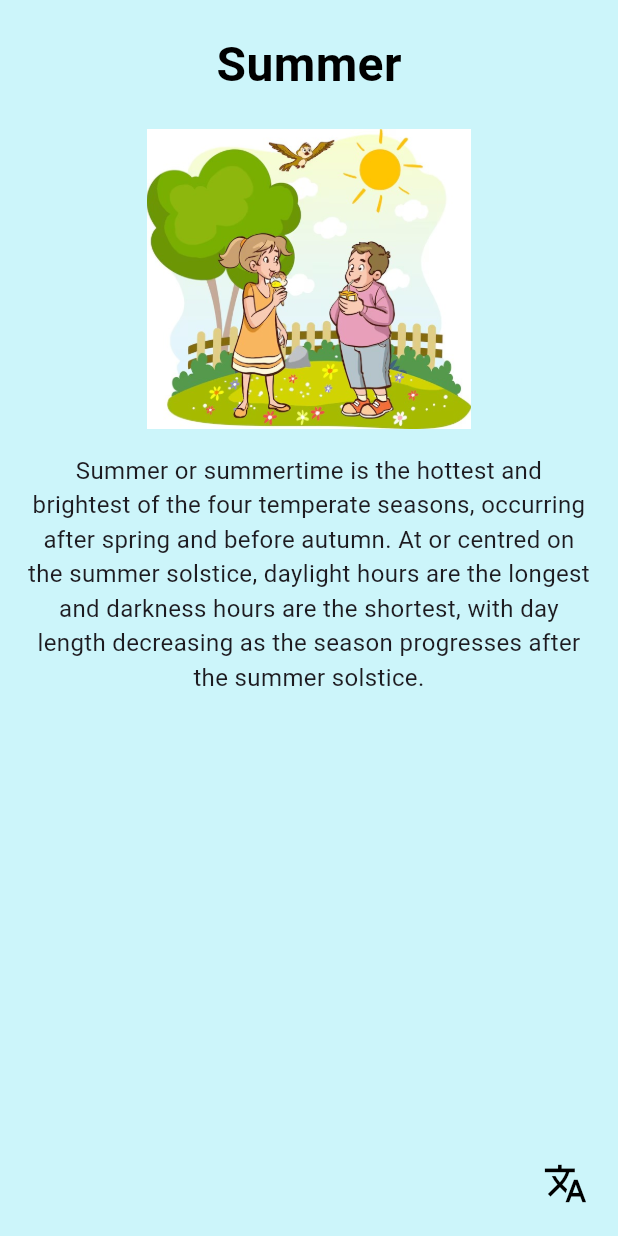
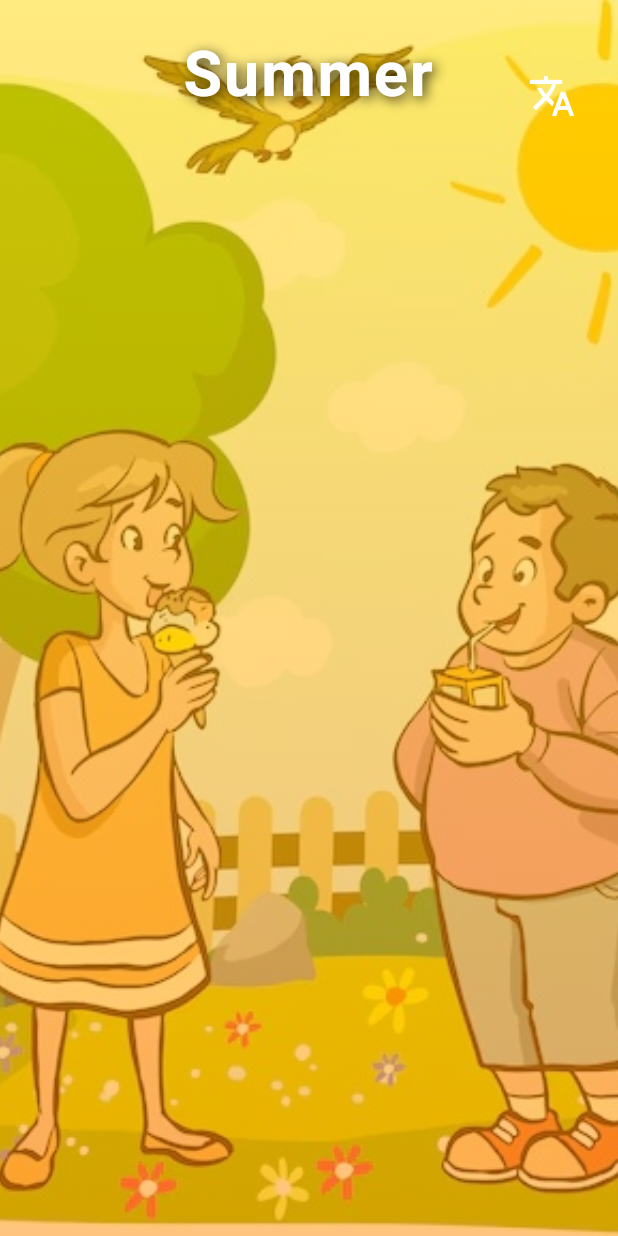
Before and after one commit to Archana-Vellanki/Weather-Patterns, a Flutter app: the screen it shows after launch, after a tap on "Types of Weather", on a phone screen of 412 x 824 dp. Run offline on Flutter 3.47's test engine with Material 3 defaults, Android fonts, the phone set to English and light mode, and no system bars; missing offline and left inert: translator; Roboto replaces fonts that are missing (Georgia).

Commit message:
season descriptions

```diff
--- a/weather_app/lib/season.dart
+++ b/weather_app/lib/season.dart
@@ -1,29 +1,123 @@
 import 'package:flutter/material.dart';
-import 'season_page.dart'; // Your reusable widget
+import 'season_page.dart';
+import 'translation_service.dart';
 
+class SeasonSlideshowPage extends StatefulWidget {
+  const SeasonSlideshowPage({super.key});
 
-class SeasonSlideshowPage extends StatelessWidget {
-  const SeasonSlideshowPage({super.key});
+  @override
+  State<SeasonSlideshowPage> createState() => _SeasonSlideshowPageState();
+}
+
+class _SeasonSlideshowPageState extends State<SeasonSlideshowPage> {
+  bool _isSpanish = false;
+  bool _isTranslating = false;
+
+  final List<Map<String, dynamic>> _seasons = [
+    {
+      'title': 'Summer',
+      'image': 'assets/summer.png',
+      'description': '🌡️ Hottest season of the year.  \n☀️ Long, sunny days and short nights. \n🏖️ Time for vacations, beach trips, and outdoor fun.  \n🍦 People enjoy ice cream and cold drinks.  \n🏊 Swimming, picnics, and playing outside are common.  \n👕 Light clothes like t-shirts and shorts are worn.  \n🌳 Trees are full of green leaves and flowers bloom.  \n🧴 Remember to wear sunscreen and drink water!',
+      'gradient': const LinearGradient(
+        colors: [Color(0x80FFD700), Color(0x80FF8C00)],
+        begin: Alignment.topCenter,
+        end: Alignment.bottomCenter,
+      )
+    },
+    {
+      'title': 'Fall',
+      'image': 'assets/fall.png',
+      'description': '🍂 Leaves change colors to red, orange, and yellow.\n🍁 Leaves fall from trees and make crunchy piles.\n🧥 Weather becomes cool; time for sweaters and jackets.\n🎃 Pumpkins, apples, and corn are harvested.\n🐿️ Animals gather food for the coming winter.\n🌾 Farmers celebrate harvest festivals.\n🏞️ Perfect time for nature walks and outdoor fun.\n🍏 Fall feels cozy and colorful!',
+      'gradient': const LinearGradient(
+        colors: [Color(0x80FFA726), Color(0x80D84315)],
+        begin: Alignment.topRight,
+        end: Alignment.bottomLeft,
+      )
+    },
+    {
+      'title': 'Winter',
+      'image': 'assets/winter.png',
+      'description': '🥶 Coldest season of the year.\n🌙 Short days and long, chilly nights.\n⛄ Snow falls in many places, perfect for snowmen!\n🧤 People wear warm clothes like jackets, scarves, and gloves.\n🎿 Fun activities include ice skating and skiing.\n🐻 Some animals rest or hibernate during winter.\n☕ Hot cocoa and warm soups are favorites.\n🎄 Winter brings holidays and festive joy!',
+      'gradient': const LinearGradient(
+        colors: [Color(0x80E1F5FE), Color(0x80B3E5FC)],
+        begin: Alignment.topLeft,
+        end: Alignment.bottomRight,
+      )
+    },
+    {
+      'title': 'Spring',
+      'image': 'assets/spring.png',
+      'description': '🌷 Flowers bloom and trees grow new green leaves.\n🐣 Baby animals like chicks and lambs are born.\n🌦️ Rain showers help plants and flowers grow.\n🌞 Days get longer and warmer after winter.\n🧑‍🌾 People plant gardens and enjoy nature.\n🐝 Bees and butterflies are busy with flowers.\n🚲 Great time for bike rides and playing outside.\n🌼 Spring brings new life and a fresh start!',
+      'gradient': const LinearGradient(
+        colors: [Color(0x80E6F5E9), Color(0x80FFF3E0)],
+        begin: Alignment.topLeft,
+        end: Alignment.bottomRight,
+      )
+    },
+  ];
+
+  @override
+  void initState() {
+    super.initState();
+    _precacheTranslations();
+  }
+
+  Future<void> _precacheTranslations() async {
+    final allTexts = _seasons
+        .map((s) => [s['title'] as String, s['description'] as String])
+        .expand((i) => i)
+        .toList();
+    await TranslationService.preCacheTranslations(allTexts, 'es');
+  }
+
+  Future<void> _toggleLanguage() async {
+    setState(() => _isTranslating = true);
+    _isSpanish = !_isSpanish;
+    setState(() => _isTranslating = false);
+  }
 
   @override
   Widget build(BuildContext context) {
     return Scaffold(
-      body: PageView(
+      body: Stack(
         children: [
-          SeasonPage(
-            title: 'Summer',
-            imagePath: 'assets/summer.png',
-            description: 'Summer or summertime is the hottest and brightest of the four temperate seasons, occurring after spring and before autumn. At or centred on the summer solstice, daylight hours are the longest and darkness hours are the shortest, with day length decreasing as the season progresses after the summer solstice.',
+          PageView(
+            children: _seasons.map<Widget>((season) => SeasonPage(
+              title: season['title'] as String,
+              imagePath: season['image'] as String,
+              description: season['description'] as String,
+              gradient: season['gradient'] as LinearGradient,
+              isSpanish: _isSpanish,
+              isTranslating: _isTranslating,
+              onTranslate: _toggleLanguage,
+            )).toList(),
           ),
-          SeasonPage(
-            title: 'Winter',
-            imagePath: 'assets/winter.png',
-            description: 'Winter is a chilly season when the weather gets cold and sometimes it snows! People wear warm clothes like jackets, hats, and gloves to stay cozy. Some animals hibernate, which means they sleep through the winter. It’s also a great time for fun things like building snowmen, drinking hot chocolate, and celebrating holidays. Winter is a magical time full of frosty fun!',
-            backgroundColor: Color(0xFFE1F5FE),
+          Positioned(
+            top: 40,
+            right: 20,
+            child: _buildTranslateButton(),
           ),
-          // Add more seasons as needed
         ],
       ),
     );
   }
+
+  Widget _buildTranslateButton() {
+    return AnimatedSwitcher(
+      duration: const Duration(milliseconds: 300),
+      child: _isTranslating
+          ? const CircularProgressIndicator(
+        valueColor: AlwaysStoppedAnimation<Color>(Colors.white),
+      )
+          : IconButton(
+        key: const ValueKey('translate-btn'),
+        icon: Icon(
+          Icons.translate,
+          color: _isSpanish ? Colors.blue[200] : Colors.white,
+          size: 32,
+        ),
+        onPressed: _toggleLanguage,
+      ),
+    );
+  }
 }
--- a/weather_app/lib/season_page.dart
+++ b/weather_app/lib/season_page.dart
@@ -1,64 +1,135 @@
 import 'package:flutter/material.dart';
+import 'translation_service.dart';
 
-class SeasonPage extends StatelessWidget {
+class SeasonPage extends StatefulWidget {
   final String title;
   final String imagePath;
   final String description;
-  final Color backgroundColor;
+  final LinearGradient gradient; // Add this line
+  final bool isSpanish;
+  final bool isTranslating;
+  final VoidCallback onTranslate;
 
   const SeasonPage({
-    Key? key,
+    super.key,
     required this.title,
     required this.imagePath,
     required this.description,
-    this.backgroundColor = const Color(0xFFCCF5FA), // default light blue
-  }) : super(key: key);
+    required this.gradient, // Add this parameter
+    required this.isSpanish,
+    required this.isTranslating,
+    required this.onTranslate,
+  });
+
+  @override
+  State<SeasonPage> createState() => _SeasonPageState();
+}
+
+class _SeasonPageState extends State<SeasonPage> {
+  bool _showDescription = false;
+  String _displayTitle = '';
+  String _displayDescription = '';
+
+  @override
+  void initState() {
+    super.initState();
+    _updateTexts();
+  }
+
+  @override
+  void didUpdateWidget(covariant SeasonPage oldWidget) {
+    super.didUpdateWidget(oldWidget);
+    _updateTexts();
+  }
+
+  void _updateTexts() async {
+    if (widget.isSpanish) {
+      _displayTitle = await TranslationService.translate(widget.title, 'es');
+      _displayDescription = await TranslationService.translate(widget.description, 'es');
+    } else {
+      _displayTitle = widget.title;
+      _displayDescription = widget.description;
+    }
+    if (mounted) setState(() {});
+  }
+
+  void _toggleDescription() {
+    setState(() => _showDescription = !_showDescription);
+  }
 
   @override
   Widget build(BuildContext context) {
-    return Scaffold(
-      backgroundColor: backgroundColor,
-      body: SafeArea(
+    return GestureDetector(
+      onTap: _toggleDescription,
       child: Stack(
+        fit: StackFit.expand,
         children: [
-            Column(
-              children: [
-                SizedBox(height: 20),
-                Text(
-                  title,
-                  style: TextStyle(
-                    fontSize: 32,
-                    fontWeight: FontWeight.bold,
-                    color: Colors.black,
+        // Background Image
+        Image.asset(
+        widget.imagePath,
+        fit: BoxFit.cover,
+      ),
+
+      // Gradient Overlay
+      Container(
+        decoration: BoxDecoration(
+          gradient: widget.gradient, // Use the passed gradient
         ),
       ),
-                SizedBox(height: 20),
-                Image.asset(
-                  imagePath,
-                  height: 200,
-                  fit: BoxFit.contain,
+
+      // Title
+      Positioned(
+        top: MediaQuery.of(context).padding.top + 20,
+        left: 20,
+        right: 20,
+        child: Text(
+          widget.isTranslating ? '...' : _displayTitle,
+          style: TextStyle(
+            fontSize: 42,
+            fontWeight: FontWeight.bold,
+            color: Colors.white,
+            letterSpacing: 1.2,
+            shadows: [
+              Shadow(
+                color: Colors.black.withOpacity(0.8),
+                blurRadius: 10,
+                offset: const Offset(2, 2),
+              ), // Added missing comma
+            ],
           ),
-                Padding(
-                  padding: const EdgeInsets.all(16.0),
+          textAlign: TextAlign.center,
+        ),
+      ),
+
+      // Description Panel
+          AnimatedPositioned(
+            duration: const Duration(milliseconds: 400),
+            curve: Curves.easeInOut,
+            bottom: _showDescription ? 0 : -600,
+            left: 0,
+            right: 0,
+            child: Container(
+              height: 600,
+              padding: const EdgeInsets.all(20),
+              decoration: BoxDecoration(
+                color: Colors.black.withOpacity(0.7),
+                borderRadius: const BorderRadius.vertical(top: Radius.circular(20)),
+              ),
+              child: SingleChildScrollView(
                 child: Text(
-                    description,
+                  widget.isTranslating ? '...' : _displayDescription,
+                  style: const TextStyle(
+                    fontSize: 36,
+                    color: Colors.white,
+                    height: 1.4,
+                  ),
                   textAlign: TextAlign.center,
-                    style: TextStyle(
-                      fontSize: 16,
-                      fontFamily: 'Georgia',
+                ),
               ),
             ),
           ),
         ],
       ),
-            Positioned(
-              bottom: 20,
-              right: 20,
-              child: Icon(Icons.translate, color: Colors.black, size: 30),
-            ),
-          ],
-        ),
-      ),
     );
   }
 }
--- /dev/null
+++ b/weather_app/lib/translation_service.dart
@@ -0,0 +1,29 @@
+import 'package:translator/translator.dart';
+
+class TranslationService {
+  static final _translator = GoogleTranslator();
+  static final _cache = <String, String>{};
+
+  static Future<String> translate(String text, String to) async {
+    final cacheKey = '$text-$to';
+
+    if (_cache.containsKey(cacheKey)) {
+      return _cache[cacheKey]!;
+    }
+
+    try {
+      final translation = await _translator.translate(text, to: to);
+      _cache[cacheKey] = translation.text;
+      return translation.text;
+    } catch (e) {
+      print('Translation error: $e');
+      return text; // Return original text on error
+    }
+  }
+
+  static Future<void> preCacheTranslations(List<String> texts, String to) async {
+    for (final text in texts) {
+      await translate(text, to);
+    }
+  }
+}
--- a/weather_app/pubspec.yaml
+++ b/weather_app/pubspec.yaml
@@ -57,6 +57,8 @@ flutter:
     - assets/summer.png
     - assets/winter.png
     - assets/quiz_background.png
+    - assets/fall.png
+    - assets/spring.png
 
   # The following line ensures that the Material Icons font is
   # included with your application, so that you can use the icons in
```
Also changed, not shown: weather_app/assets/fall.png (added), weather_app/assets/spring.png (added), 125 other files. Lines whose indentation alone changed are shown as unchanged.
